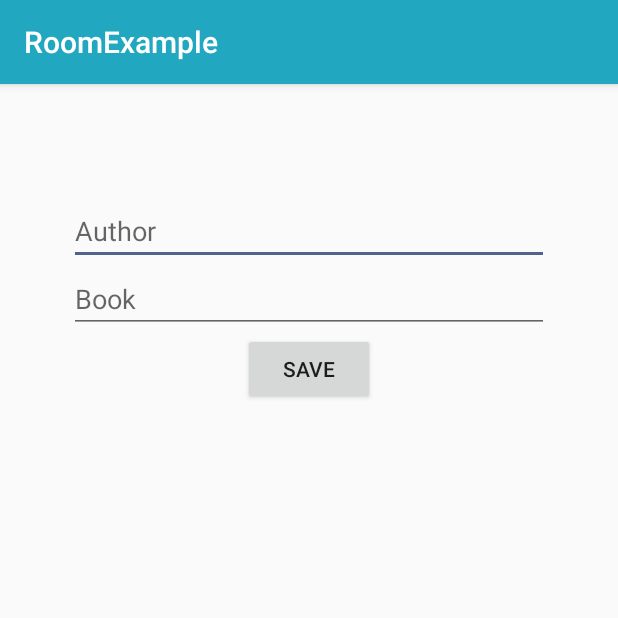
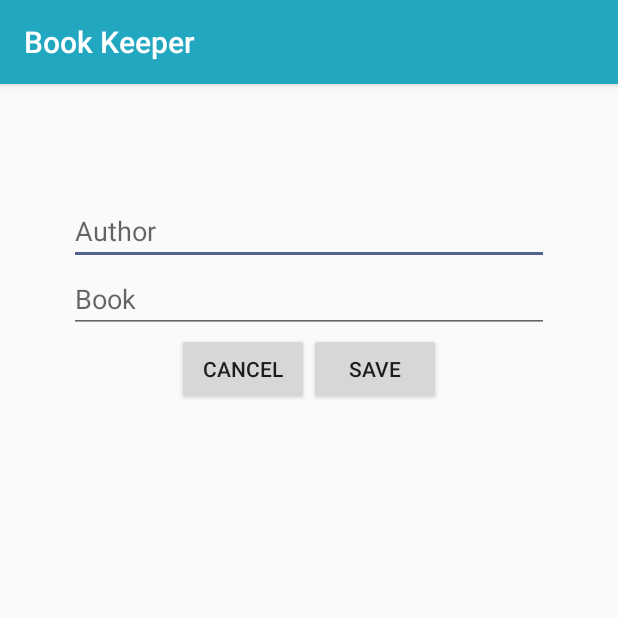
Before and after one commit to gorkymunoz/RoomExample, an Android app: the NewBookActivity screen opened directly, with no data from a screen before it, on a phone screen of 412 x 824 dp, the top half of it. Run offline under Robolectric (Android 15) with nearby library versions, the phone set to English and light mode, and no system bars.

Commit message:
Nuevos íconos y cambios en el rv

```diff
--- a/app/src/main/java/com/example/roomexample/NewBookActivity.kt
+++ b/app/src/main/java/com/example/roomexample/NewBookActivity.kt
@@ -13,7 +13,7 @@ class NewBookActivity : AppCompatActivity() {
         super.onCreate(savedInstanceState)
         setContentView(R.layout.activity_new)
 
-        bAdd.setOnClickListener {
+        bSave.setOnClickListener {
 
             val resultIntent = Intent()
 
--- a/app/src/main/res/layout/activity_new.xml
+++ b/app/src/main/res/layout/activity_new.xml
@@ -21,10 +21,20 @@
         android:layout_gravity="center"
         android:hint="@string/book" />
 
-    <Button
-        android:id="@+id/bAdd"
-        android:layout_width="wrap_content"
+    <LinearLayout
+        android:layout_width="match_parent"
         android:layout_height="wrap_content"
-        android:layout_gravity="center"
-        android:text="@string/save" />
+        android:gravity="center"
+        android:orientation="horizontal">
+        <Button
+            android:id="@+id/bCancel"
+            android:layout_width="wrap_content"
+            android:layout_height="wrap_content"
+            android:text="@string/cancel" />
+        <Button
+            android:id="@+id/bSave"
+            android:layout_width="wrap_content"
+            android:layout_height="wrap_content"
+            android:text="@string/save" />
+    </LinearLayout>
 </LinearLayout>
--- a/app/src/main/res/values/strings.xml
+++ b/app/src/main/res/values/strings.xml
@@ -1,9 +1,13 @@
 <resources>
-    <string name="app_name">RoomExample</string>
+    <string name="app_name">Book Keeper</string>
     <string name="action_settings">Settings</string>
     <string name="author">Author</string>
     <string name="book">Book</string>
     <string name="save">Save</string>
     <string name="saved">Saved</string>
     <string name="not_saved">Not Saved</string>
+    <string name="cancel">Cancel</string>
+    <string name="search">Search</string>
+    <string name="updated">Book Updated</string>
+    <string name="deleted">Book Deleted</string>
 </resources>
--- /dev/null
+++ b/app/src/main/res/xml/searchable.xml
@@ -0,0 +1,3 @@
+<?xml version="1.0" encoding="utf-8"?>
+<searchable xmlns:android="http://schemas.android.com/apk/res/android"
+    android:label="@string/app_name"/>
```
Also changed, not shown: app/src/main/res/layout/list_item.xml (+21 -0 lines), app/src/main/res/menu/menu_main.xml (+7 -9 lines), app/src/main/res/drawable-xxhdpi/ic_delete.png (added), app/src/main/res/drawable-xxhdpi/ic_edit.png (added), app/src/main/res/drawable-xxhdpi/ic_search.png (added).
